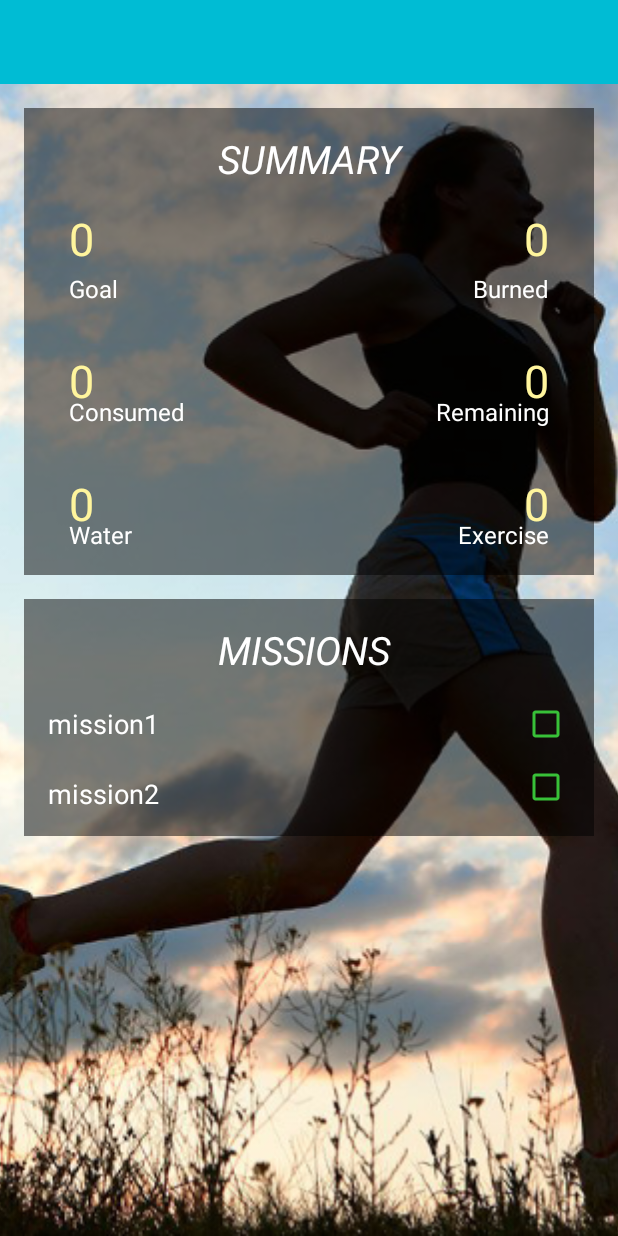
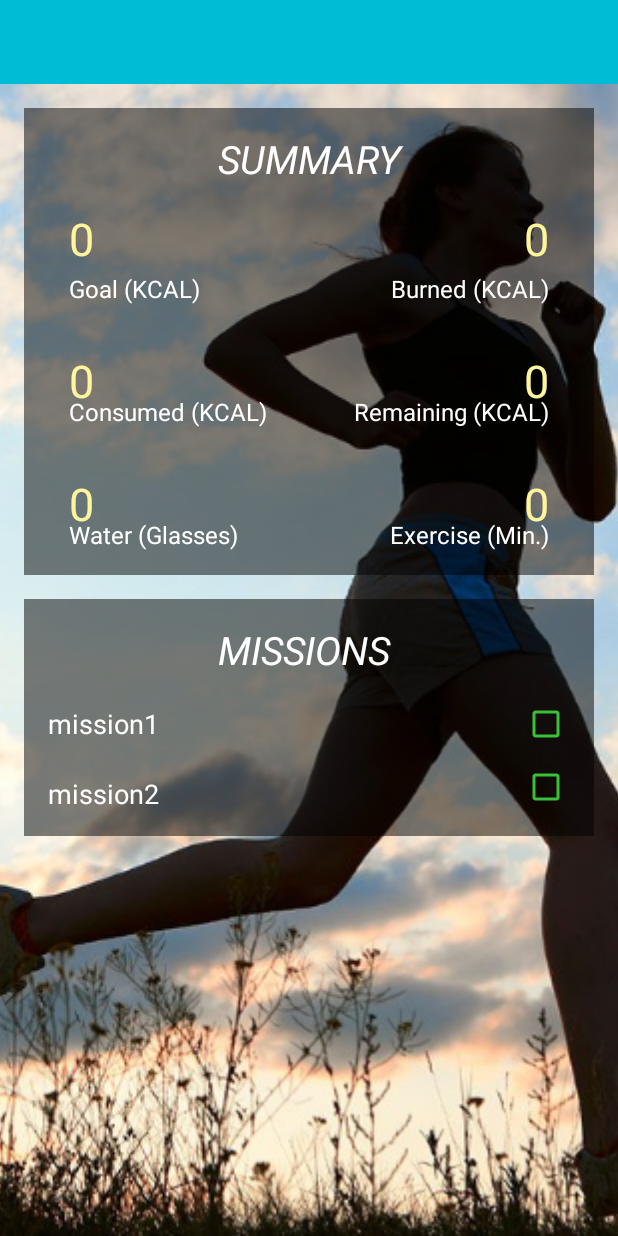
Before and after one commit to l3alanz/Final-project, an Android app: the fragment MainFragment shown on its own in the app's theme, on a phone screen of 412 x 824 dp. Run offline under Robolectric (Android 15) with nearby library versions, the phone set to English and light mode, and no system bars.

Commit message:
add unit for main activity

```diff
--- a/app/src/main/res/layout/activity_main.xml
+++ b/app/src/main/res/layout/activity_main.xml
@@ -89,7 +89,7 @@
                             android:textSize="16sp"
                             android:textColor="#ffffff"
                             android:layout_marginTop="2dp"
-                            android:text="Goal"/>
+                            android:text="Goal (KCAL)"/>
 
                         <TextView
                             android:id="@+id/tvShowBurned"
@@ -111,7 +111,7 @@
                             android:layout_below="@id/tvShowBurned"
                             android:layout_alignParentRight="true"
                             android:layout_marginTop="2dp"
-                            android:text="Burned"/>
+                            android:text="Burned (KCAL)"/>
 
                         <TextView
                             android:id="@+id/tvShowConsumed"
@@ -131,7 +131,7 @@
                             android:textColor="#ffffff"
                             android:layout_below="@id/tvGoal"
                             android:layout_marginTop="60dp"
-                            android:text="Consumed"/>
+                            android:text="Consumed (KCAL)"/>
 
                         <TextView
                             android:id="@+id/tvShowRemaining"
@@ -153,7 +153,7 @@
                             android:layout_alignParentRight="true"
                             android:layout_below="@id/tvBurned"
                             android:layout_marginTop="60dp"
-                            android:text="Remaining"/>
+                            android:text="Remaining (KCAL)"/>
 
                         <TextView
                             android:id="@+id/tvWater"
@@ -163,7 +163,7 @@
                             android:textColor="#ffffff"
                             android:layout_below="@id/tvConsumed"
                             android:layout_marginTop="60dp"
-                            android:text="Water"/>
+                            android:text="Water (Glasses)"/>
 
                         <TextView
                             android:id="@+id/tvShowExercise"
@@ -185,7 +185,7 @@
                             android:layout_alignParentRight="true"
                             android:layout_below="@id/tvRemain"
                             android:layout_marginTop="60dp"
-                            android:text="Exercise"/>
+                            android:text="Exercise (Min.)"/>
 
                         <TextView
                             android:id="@+id/tvShowWater"
```
